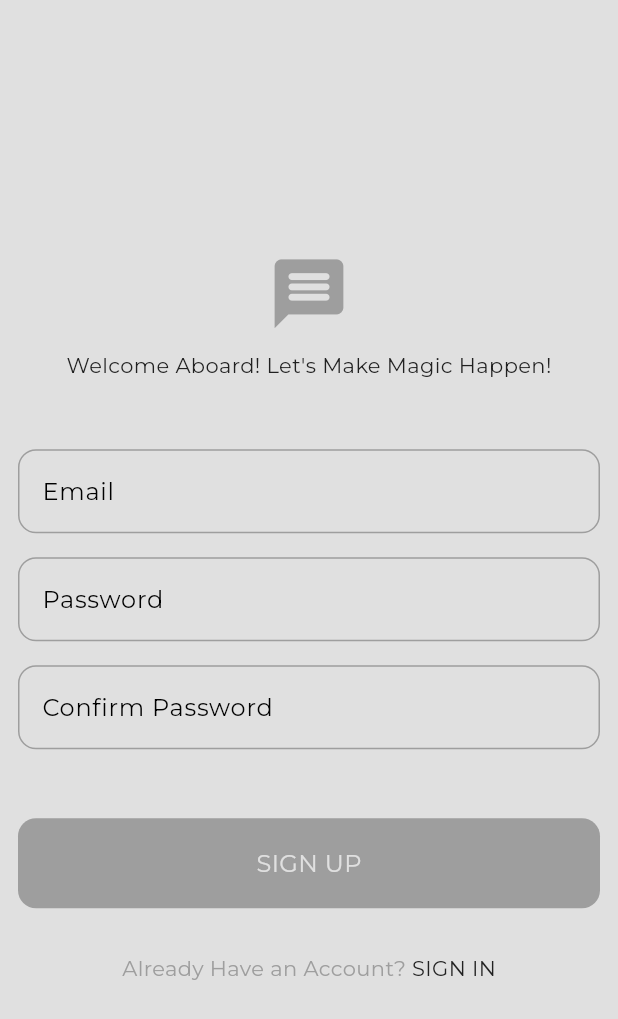
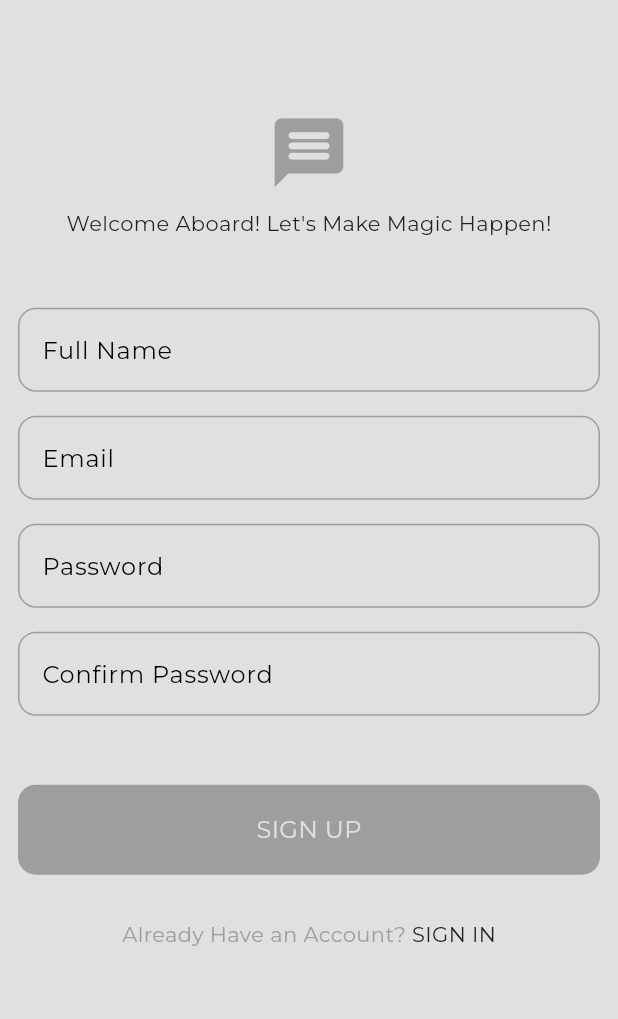
Before and after one commit to igmoiiz/social-chat-application, a Flutter app: the screen it shows after launch, after a tap on "SIGN UP", on a phone screen of 412 x 824 dp. Shown: the top 1019 px of the screen. Run offline on Flutter 3.47's test engine with Material 3 defaults, Android fonts, the phone set to English and light mode, and no system bars; our stand-ins replace cloud_firestore, firebase_auth, firebase_core, fluttertoast, google_fonts; accounts and stored records are empty; network calls fail.

```diff
--- a/lib/Authentication/sign_in.dart
+++ b/lib/Authentication/sign_in.dart
@@ -61,22 +61,26 @@ class _SignInPageState extends State<SignInPage> {
   @override
   Widget build(BuildContext context) {
     return Scaffold(
+      extendBody: true,
       backgroundColor: Theme.of(context).colorScheme.surface,
       body: SafeArea(
         child: Center(
-          child: Column(
-            mainAxisAlignment: MainAxisAlignment.center,
+          child: ListView(
             children: [
+              SizedBox(height: MediaQuery.of(context).size.height * .21),
               Icon(
                 Icons.message_rounded,
                 color: Theme.of(context).colorScheme.primary,
                 size: 55,
               ),
               const SizedBox(height: 10),
-              Text(
-                'Welcome Back! You\'ve Been Missed!',
-                style: TextStyle(
-                  color: Theme.of(context).colorScheme.inversePrimary,
+              Align(
+                alignment: Alignment.center,
+                child: Text(
+                  'Welcome Back! You\'ve Been Missed!',
+                  style: TextStyle(
+                    color: Theme.of(context).colorScheme.inversePrimary,
+                  ),
                 ),
               ),
               const SizedBox(height: 30),
--- a/lib/Authentication/sign_up.dart
+++ b/lib/Authentication/sign_up.dart
@@ -48,6 +48,7 @@ class _SignUpPageState extends State<SignUpPage> {
           });
           Utils().toastMessage(error.toString());
         });
+        print('signup logic invoked');
       } catch (e) {
         showDialog(
           context: context,
@@ -57,6 +58,7 @@ class _SignUpPageState extends State<SignUpPage> {
             );
           },
         );
+        print('signup error invoked');
       }
     } else {
       showDialog(
@@ -73,22 +75,26 @@ class _SignUpPageState extends State<SignUpPage> {
   @override
   Widget build(BuildContext context) {
     return Scaffold(
+      extendBody: true,
       backgroundColor: Theme.of(context).colorScheme.surface,
       body: SafeArea(
         child: Center(
-          child: Column(
-            mainAxisAlignment: MainAxisAlignment.center,
+          child: ListView(
             children: [
+              SizedBox(height: MediaQuery.of(context).size.height * .09),
               Icon(
                 Icons.message_rounded,
                 color: Theme.of(context).colorScheme.primary,
                 size: 55,
               ),
               const SizedBox(height: 10),
-              Text(
-                'Welcome Aboard! Let\'s Make Magic Happen!',
-                style: TextStyle(
-                  color: Theme.of(context).colorScheme.inversePrimary,
+              Align(
+                alignment: Alignment.center,
+                child: Text(
+                  'Welcome Aboard! Let\'s Make Magic Happen!',
+                  style: TextStyle(
+                    color: Theme.of(context).colorScheme.inversePrimary,
+                  ),
                 ),
               ),
               const SizedBox(height: 30),
@@ -96,6 +102,14 @@ class _SignUpPageState extends State<SignUpPage> {
                 key: inputControllers.formKey,
                 child: Column(
                   children: [
+                    MyTextfield(
+                      labelText: 'Full Name',
+                      obscure: false,
+                      controller: inputControllers.nameController,
+                      suffixIcon: null,
+                      validationRegExp: NAME_VALIDATION_REGEX,
+                      onSave: (value) {},
+                    ),
                     MyTextfield(
                       labelText: 'Email',
                       obscure: false,
@@ -126,7 +140,9 @@ class _SignUpPageState extends State<SignUpPage> {
               const SizedBox(height: 30),
               MyButton(
                 buttontext: 'Sign Up'.toUpperCase(),
-                onTap: () {},
+                onTap: () {
+                  signUpUserMethod(context);
+                },
                 loading: loading,
               ),
               const SizedBox(height: 30),
--- a/lib/Components/my_button.dart
+++ b/lib/Components/my_button.dart
@@ -19,7 +19,7 @@ class MyButton extends StatelessWidget {
           onTap: onTap,
           child: Container(
             constraints: const BoxConstraints(
-              minWidth: 60,
+              minWidth: 30,
             ),
             height: 60,
             decoration: BoxDecoration(
@@ -28,7 +28,9 @@ class MyButton extends StatelessWidget {
             ),
             child: loading
                 ? Padding(
-                    padding: const EdgeInsets.all(18.0),
+                    padding: EdgeInsets.symmetric(
+                        horizontal: MediaQuery.of(context).size.width * .41,
+                        vertical: MediaQuery.of(context).size.height * .015),
                     child: CircularProgressIndicator(
                       color: Theme.of(context).colorScheme.secondary,
                     ),
--- a/lib/Components/my_textfield.dart
+++ b/lib/Components/my_textfield.dart
@@ -28,7 +28,7 @@ class MyTextfield extends StatelessWidget {
           if (value != null && validationRegExp.hasMatch(value)) {
             return null;
           }
-          return 'This Field Can\'t be Empty!';
+          return 'Please Enter Your ${labelText.toString()}';
         },
         controller: controller,
         obscureText: obscure,
--- a/lib/main.dart
+++ b/lib/main.dart
@@ -1,7 +1,6 @@
 import 'package:communication/Authentication/sign_in.dart';
 import 'package:communication/firebase_options.dart';
 import 'package:firebase_core/firebase_core.dart';
-import 'package:flexify/flexify.dart';
 import 'package:flutter/material.dart';
 
 import 'Themes/themes.dart';
@@ -23,14 +22,10 @@ class MyApp extends StatelessWidget {
 
   @override
   Widget build(BuildContext context) {
-    return Flexify(
-      designWidth: 375,
-      designHeight: 812,
-      app: MaterialApp(
-        theme: lightMode,
-        // darkTheme: darkMode,
-        home: const SignInPage(),
-      ),
+    return MaterialApp(
+      theme: lightMode,
+      // darkTheme: darkMode,
+      home: const SignInPage(),
     );
   }
 }
--- a/pubspec.yaml
+++ b/pubspec.yaml
@@ -49,7 +49,6 @@ dependencies:
   flutter_spinkit: ^5.2.1
   shimmer: ^3.0.0
   fluttertoast: ^8.2.6
-  flexify: ^2.1.1
   firebase_messaging: ^15.0.4
   rxdart: ^0.28.0
   provider: ^6.1.2
```
Also changed, not shown: pubspec.lock.
